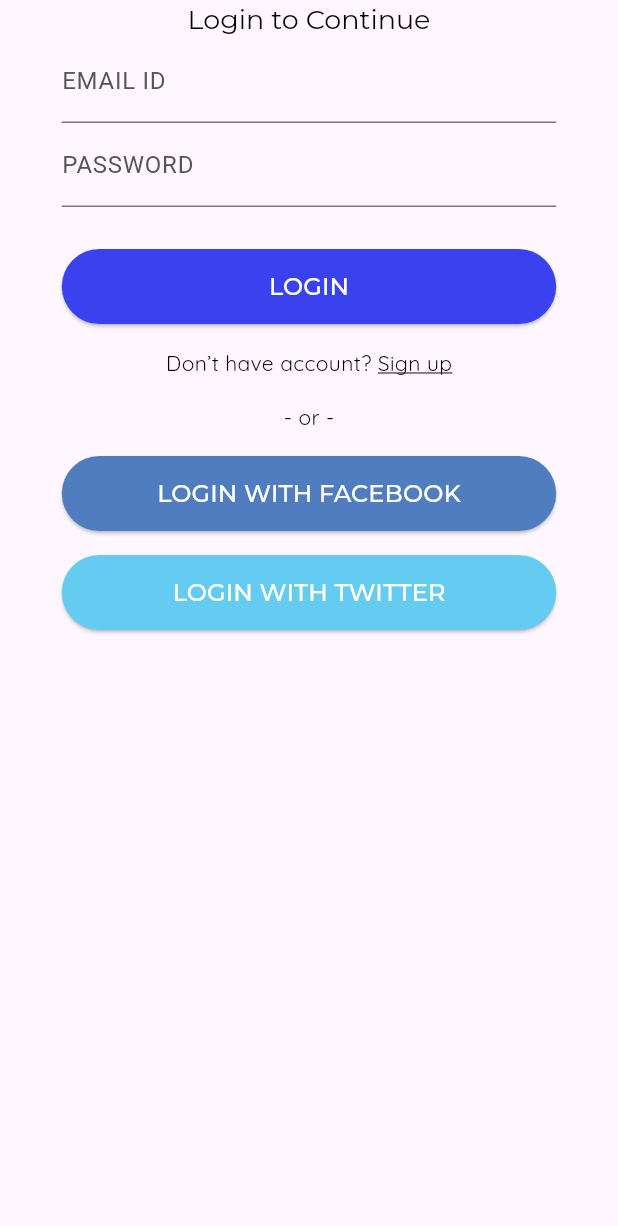
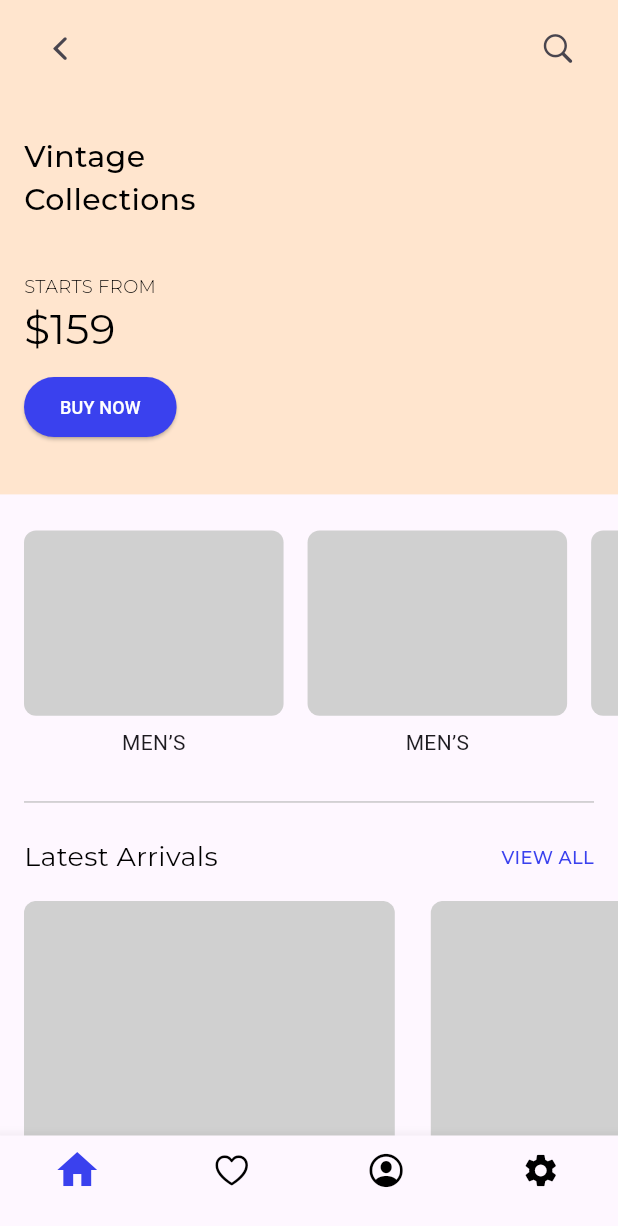
Before and after one commit to Hiwa-Shaloudegi/Tozno-Shop-UI, a Flutter app: the LoginForm widget shown alone on an empty page, opened directly, after a tap on "LOGIN", on a phone screen of 412 x 824 dp. Shown: the top 1226 px of the screen. Run offline on Flutter 3.47's test engine with Material 3 defaults, Android fonts, the phone set to English and light mode, and no system bars; our stand-ins replace flutter_bloc, google_fonts, smooth_page_indicator.

Commit message:
Add home view in MainWrapper

```diff
--- /dev/null
+++ b/lib/config/routes/app_pages.dart
@@ -0,0 +1,9 @@
+part of 'app_routes.dart';
+
+abstract class AppPages {
+  static const splash = 'splash/';
+  static const intro = 'intro/';
+  static const auth = 'auth/';
+  static const main = 'main/';
+  static const home = 'home/';
+}
--- /dev/null
+++ b/lib/config/routes/app_routes.dart
@@ -0,0 +1,23 @@
+import 'package:flutter/material.dart';
+import 'package:flutter_bloc/flutter_bloc.dart';
+import 'package:tozno/features/auth/auth_page.dart';
+import 'package:tozno/features/home/cubits/bottomnav_cubit.dart';
+import 'package:tozno/features/home/home_page.dart';
+import 'package:tozno/features/home/main_wrapper.dart';
+import 'package:tozno/features/intro/intro_page.dart';
+import 'package:tozno/features/splash/splash_page.dart';
+
+part 'app_pages.dart';
+
+abstract class AppRoutes {
+  static final Map<String, Widget Function(BuildContext)> routes = {
+    AppPages.splash: (context) => const SplashPage(),
+    AppPages.intro: (context) => const IntroPage(),
+    AppPages.auth: (context) => const AuthPage(),
+    AppPages.main: (context) => BlocProvider(
+          create: (context) => BottomNavCubit(),
+          child: const MainWrapper(),
+        ),
+    AppPages.home: (context) => const HomePage(),
+  };
+}
--- a/lib/features/auth/widgets/auth_view_toggle_button.dart
+++ b/lib/features/auth/widgets/auth_view_toggle_button.dart
@@ -17,10 +17,7 @@
 
   @override
   Widget build(BuildContext context) {
-    return GestureDetector(
-      onTap: onTap,
-      child: Container(
-        alignment: Alignment.center,
+    return Container(
       decoration: BoxDecoration(
         color: isSelected ? Colors.black : Colors.white,
         borderRadius: BorderRadius.only(
@@ -30,6 +27,18 @@
           topRight: isLeft ? Radius.zero : const Radius.circular(32),
         ),
       ),
+      child: Material(
+        color: Colors.transparent,
+        child: InkWell(
+          borderRadius: BorderRadius.only(
+            bottomLeft: isLeft ? const Radius.circular(32) : Radius.zero,
+            topLeft: isLeft ? const Radius.circular(32) : Radius.zero,
+            bottomRight: isLeft ? Radius.zero : const Radius.circular(32),
+            topRight: isLeft ? Radius.zero : const Radius.circular(32),
+          ),
+          // splashColor: Colors.red,
+          onTap: onTap,
+          child: Center(
             child: Text(
               text,
               style: GoogleFonts.montserrat(
@@ -41,6 +50,8 @@
               ),
             ),
           ),
+        ),
+      ),
     );
   }
 }
--- a/lib/features/auth/widgets/login_form.dart
+++ b/lib/features/auth/widgets/login_form.dart
@@ -1,5 +1,6 @@
 import 'package:flutter/material.dart';
 import 'package:google_fonts/google_fonts.dart';
+import 'package:tozno/config/routes/app_routes.dart';
 
 class LoginForm extends StatelessWidget {
   const LoginForm({super.key});
@@ -55,7 +56,13 @@
               ),
               const SizedBox(height: 28),
               ElevatedButton(
-                onPressed: () {},
+                onPressed: () {
+                  Navigator.pushNamedAndRemoveUntil(
+                    context,
+                    AppPages.main,
+                    (route) => false,
+                  );
+                },
                 style: ButtonStyle(
                   backgroundColor:
                       MaterialStateProperty.all(const Color(0xff3A41EE)),
@@ -83,9 +90,6 @@
                     style: GoogleFonts.quicksand(
                       textStyle: const TextStyle(
                         color: Colors.black,
-
-                        // fontSize: 18,
-                        // fontWeight: FontWeight.w500,
                       ),
                     ),
                   ),
@@ -95,9 +99,6 @@
                       textStyle: const TextStyle(
                         color: Colors.black,
                         decoration: TextDecoration.underline,
-
-                        // fontSize: 18,
-                        // fontWeight: FontWeight.w500,
                       ),
                     ),
                   ),
--- /dev/null
+++ b/lib/features/home/cubits/bottomnav_cubit.dart
@@ -0,0 +1,11 @@
+import 'package:flutter_bloc/flutter_bloc.dart';
+
+part 'bottomnav_state.dart';
+
+class BottomNavCubit extends Cubit<BottomNavState> {
+  BottomNavCubit() : super(BottomNavState(bottomNavItem: BottomNavItem.home));
+
+  void changeSelectedItem(BottomNavItem bottomNavItem) {
+    emit(state.copyWith(bottomNavItem: bottomNavItem));
+  }
+}
--- /dev/null
+++ b/lib/features/home/cubits/bottomnav_state.dart
@@ -0,0 +1,20 @@
+part of 'bottomnav_cubit.dart';
+
+enum BottomNavItem {
+  home,
+  fav,
+  profile,
+  setting,
+}
+
+class BottomNavState {
+  final BottomNavItem bottomNavItem;
+
+  BottomNavState({required this.bottomNavItem});
+
+  BottomNavState copyWith({BottomNavItem? bottomNavItem}) {
+    return BottomNavState(
+      bottomNavItem: bottomNavItem ?? this.bottomNavItem,
+    );
+  }
+}
--- /dev/null
+++ b/lib/features/home/home_page.dart
@@ -0,0 +1,278 @@
+import 'package:flutter/cupertino.dart';
+import 'package:flutter/material.dart';
+import 'package:google_fonts/google_fonts.dart';
+
+class HomePage extends StatefulWidget {
+  const HomePage({super.key});
+
+  @override
+  State<HomePage> createState() => _HomePageState();
+}
+
+class _HomePageState extends State<HomePage> {
+  @override
+  Widget build(BuildContext context) {
+    var size = MediaQuery.sizeOf(context);
+
+    return Scaffold(
+      body: SafeArea(
+        child: CustomScrollView(
+          slivers: [
+            SliverToBoxAdapter(
+              child: Container(
+                width: double.infinity,
+                height: size.height * 0.4,
+                decoration: const BoxDecoration(
+                  color: Color(0xffFFE5CE),
+                ),
+                child: Padding(
+                  padding: const EdgeInsets.symmetric(horizontal: 16),
+                  child: Column(
+                    crossAxisAlignment: CrossAxisAlignment.start,
+                    // mainAxisAlignment: MainAxisAlignment.spaceAround,
+                    children: [
+                      Padding(
+                        padding: const EdgeInsets.only(top: 8),
+                        child: Row(
+                          mainAxisAlignment: MainAxisAlignment.spaceBetween,
+                          children: [
+                            IconButton(
+                              onPressed: () {},
+                              icon: const Icon(
+                                CupertinoIcons.back,
+                              ),
+                            ),
+                            IconButton(
+                              onPressed: () {},
+                              icon: const Icon(
+                                CupertinoIcons.search,
+                              ),
+                            ),
+                          ],
+                        ),
+                      ),
+                      const Spacer(),
+                      Column(
+                        mainAxisSize: MainAxisSize.min,
+                        crossAxisAlignment: CrossAxisAlignment.start,
+                        children: [
+                          Text(
+                            'Vintage',
+                            style: GoogleFonts.montserrat(
+                              textStyle: const TextStyle(
+                                color: Colors.black,
+                                fontSize: 20,
+                                fontWeight: FontWeight.w500,
+                              ),
+                            ),
+                          ),
+                          Text(
+                            'Collections',
+                            style: GoogleFonts.montserrat(
+                              textStyle: const TextStyle(
+                                color: Colors.black,
+                                fontSize: 20,
+                                fontWeight: FontWeight.w500,
+                              ),
+                            ),
+                          ),
+                        ],
+                      ),
+                      const Spacer(),
+                      Column(
+                        mainAxisSize: MainAxisSize.min,
+                        crossAxisAlignment: CrossAxisAlignment.start,
+                        children: [
+                          Text(
+                            'STARTS FROM',
+                            style: GoogleFonts.montserrat(
+                              textStyle: const TextStyle(
+                                color: Colors.black,
+                                fontSize: 12,
+                                fontWeight: FontWeight.w300,
+                              ),
+                            ),
+                          ),
+                          Text(
+                            '\$159',
+                            style: GoogleFonts.montserrat(
+                              textStyle: const TextStyle(
+                                color: Colors.black,
+                                fontSize: 28,
+                              ),
+                            ),
+                          ),
+                          const SizedBox(height: 8),
+                          ElevatedButton(
+                            style: ButtonStyle(
+                              backgroundColor: MaterialStateProperty.all(
+                                  const Color(0xff3A41EE)),
+                              foregroundColor:
+                                  MaterialStateProperty.all(Colors.white),
+                              minimumSize: MaterialStateProperty.all(
+                                  const Size(100, 40)),
+                            ),
+                            onPressed: () {},
+                            child: const Text(
+                              'BUY NOW',
+                              style: TextStyle(
+                                fontSize: 12,
+                              ),
+                            ),
+                          ),
+                        ],
+                      ),
+                      const Spacer(),
+                    ],
+                  ),
+                ),
+              ),
+            ),
+            const SliverToBoxAdapter(child: SizedBox(height: 16)),
+            SliverToBoxAdapter(
+              child: SizedBox(
+                height: size.height * 0.21,
+                child: ListView.separated(
+                  scrollDirection: Axis.horizontal,
+                  itemCount: 3,
+                  padding: const EdgeInsets.symmetric(horizontal: 16),
+                  itemBuilder: (context, index) {
+                    return Column(
+                      children: [
+                        Container(
+                          width: size.height * 0.21,
+                          height: size.height * 0.15,
+                          margin: const EdgeInsets.symmetric(vertical: 8),
+                          decoration: BoxDecoration(
+                            color: const Color(0xffD0D0D0),
+                            borderRadius: BorderRadius.circular(8),
+                          ),
+                        ),
+                        const Text('MEN’S'),
+                      ],
+                    );
+                  },
+                  separatorBuilder: (context, index) =>
+                      const SizedBox(width: 16),
+                ),
+              ),
+            ),
+            const SliverToBoxAdapter(child: SizedBox(height: 8)),
+            const SliverToBoxAdapter(
+              child: Divider(
+                color: Color(0xffBABABA),
+                thickness: 0.8,
+                indent: 16,
+                endIndent: 16,
+              ),
+            ),
+            SliverToBoxAdapter(
+              child: Column(
+                children: [
+                  Padding(
+                    padding: const EdgeInsets.symmetric(
+                      horizontal: 16,
+                      vertical: 16,
+                    ),
+                    child: Row(
+                      mainAxisAlignment: MainAxisAlignment.spaceBetween,
+                      children: [
+                        Text(
+                          'Latest Arrivals',
+                          style: GoogleFonts.montserrat(
+                            textStyle: const TextStyle(
+                              color: Colors.black,
+                              fontSize: 18,
+                            ),
+                          ),
+                        ),
+                        Text(
+                          'VIEW ALL',
+                          style: GoogleFonts.montserrat(
+                            textStyle: const TextStyle(
+                              color: Color(0xff3A41EE),
+                              fontSize: 12,
+                              fontWeight: FontWeight.w500,
+                            ),
+                          ),
+                        ),
+                      ],
+                    ),
+                  ),
+                  Container(
+                    // color: Colors.deepPurple.shade50,
+                    height: size.height * 0.35,
+                    child: ListView.separated(
+                      padding: const EdgeInsets.symmetric(horizontal: 16),
+                      scrollDirection: Axis.horizontal,
+                      itemCount: 8,
+                      itemBuilder: (context, index) {
+                        return SizedBox(
+                          width: size.height * 0.3,
+                          child: Column(
+                            crossAxisAlignment: CrossAxisAlignment.start,
+                            children: [
+                              Container(
+                                height: size.height * 0.26,
+                                width: size.height * 0.3,
+                                decoration: BoxDecoration(
+                                  color: const Color(0xffD0D0D0),
+                                  borderRadius: BorderRadius.circular(8),
+                                ),
+                              ),
+                              const SizedBox(height: 12),
+                              Row(
+                                mainAxisAlignment:
+                                    MainAxisAlignment.spaceBetween,
+                                children: [
+                                  Column(
+                                    crossAxisAlignment:
+                                        CrossAxisAlignment.start,
+                                    children: [
+                                      Text(
+                                        'Minimal T-Shirt',
+                                        style: GoogleFonts.montserrat(
+                                          textStyle: const TextStyle(
+                                            color: Colors.black,
+                                            fontSize: 16,
+                                          ),
+                                        ),
+                                      ),
+                                      Text(
+                                        '\$235.00',
+                                        style: GoogleFonts.montserrat(
+                                          textStyle: const TextStyle(
+                                            color: Color(0xff3A41EE),
+                                            fontSize: 14,
+                                          ),
+                                        ),
+                                      ),
+                                    ],
+                                  ),
+                                  IconButton(
+                                    onPressed: () {},
+                                    icon: const Icon(
+                                      CupertinoIcons.shopping_cart,
+                                      size: 28,
+                                    ),
+                                  ),
+                                ],
+                              ),
+                            ],
+                          ),
+                        );
+                      },
+                      separatorBuilder: (context, index) =>
+                          const SizedBox(width: 24),
+                    ),
+                  ),
+                ],
+              ),
+            ),
+            const SliverToBoxAdapter(child: SizedBox(height: 40)),
+          ],
+        ),
+      ),
+    );
+  }
+}
--- /dev/null
+++ b/lib/features/home/main_wrapper.dart
@@ -0,0 +1,66 @@
+import 'package:flutter/cupertino.dart';
+import 'package:flutter/material.dart';
+import 'package:flutter_bloc/flutter_bloc.dart';
+import 'package:tozno/features/home/cubits/bottomnav_cubit.dart';
+import 'package:tozno/features/home/home_page.dart';
+
+class MainWrapper extends StatelessWidget {
+  const MainWrapper({super.key});
+
+  static final List<Widget> _pages = [
+    HomePage(),
+    Container(color: Colors.amber),
+    Container(color: Colors.blue),
+    Container(color: Colors.purple),
+    Container(color: Colors.green),
+  ];
+
+  @override
+  Widget build(BuildContext context) {
+    return BlocBuilder<BottomNavCubit, BottomNavState>(
+      builder: (context, state) {
+        return Scaffold(
+          bottomNavigationBar: BottomNavigationBar(
+            type: BottomNavigationBarType.fixed,
+            currentIndex: state.bottomNavItem.index,
+            selectedIconTheme: const IconThemeData(
+              color: Color(0xff3A41EE),
+              size: 32,
+            ),
+            unselectedIconTheme: const IconThemeData(
+              color: Colors.black,
+              size: 26,
+            ),
+            onTap: (index) {
+              context
+                  .read<BottomNavCubit>()
+                  .changeSelectedItem(BottomNavItem.values[index]);
+            },
+            items: const [
+              BottomNavigationBarItem(
+                icon: Icon(Icons.home),
+                label: '',
+              ),
+              BottomNavigationBarItem(
+                icon: Icon(CupertinoIcons.heart),
+                label: '',
+              ),
+              BottomNavigationBarItem(
+                icon: Icon(CupertinoIcons.profile_circled),
+                label: '',
+              ),
+              BottomNavigationBarItem(
+                icon: Icon(Icons.settings),
+                label: '',
+              ),
+            ],
+          ),
+          body: IndexedStack(
+            index: state.bottomNavItem.index,
+            children: _pages,
+          ),
+        );
+      },
+    );
+  }
+}
--- a/lib/features/intro/intro_page.dart
+++ b/lib/features/intro/intro_page.dart
@@ -1,9 +1,8 @@
 import 'package:flutter/material.dart';
 import 'package:google_fonts/google_fonts.dart';
 import 'package:smooth_page_indicator/smooth_page_indicator.dart';
+import 'package:tozno/config/routes/app_routes.dart';
 import 'package:tozno/features/intro/widgets/intro_item_view.dart';
-
-import '../auth/auth_page.dart';
 
 class IntroPage extends StatefulWidget {
   const IntroPage({super.key});
@@ -77,11 +76,9 @@
                   children: [
                     ElevatedButton(
                       onPressed: () {
-                        Navigator.pushAndRemoveUntil(
+                        Navigator.pushNamedAndRemoveUntil(
                           context,
-                          MaterialPageRoute(
-                            builder: (context) => const AuthPage(),
-                          ),
+                          AppPages.auth,
                           (route) => false,
                         );
                       },
@@ -142,11 +139,9 @@
                             curve: Curves.easeInOut,
                           );
                         } else {
-                          Navigator.pushAndRemoveUntil(
+                          Navigator.pushNamedAndRemoveUntil(
                             context,
-                            MaterialPageRoute(
-                              builder: (context) => const AuthPage(),
-                            ),
+                            AppPages.auth,
                             (route) => false,
                           );
                         }
--- a/lib/features/splash/splash_page.dart
+++ b/lib/features/splash/splash_page.dart
@@ -1,7 +1,6 @@
 import 'package:flutter/material.dart';
 import 'package:google_fonts/google_fonts.dart';
-
-import '../intro/intro_page.dart';
+import 'package:tozno/config/routes/app_routes.dart';
 
 class SplashPage extends StatefulWidget {
   const SplashPage({super.key});
@@ -14,12 +13,7 @@
   @override
   void initState() {
     Future.delayed(const Duration(milliseconds: 2500)).then(
-      (value) => Navigator.push(
-        context,
-        MaterialPageRoute(
-          builder: (context) => const IntroPage(),
-        ),
-      ),
+      (value) => Navigator.pushNamed(context, AppPages.intro),
     );
     super.initState();
   }
--- a/lib/main.dart
+++ b/lib/main.dart
@@ -1,6 +1,5 @@
 import 'package:flutter/material.dart';
-
-import 'features/splash/splash_page.dart';
+import 'package:tozno/config/routes/app_routes.dart';
 
 void main() {
   runApp(const MyApp());
@@ -18,7 +17,8 @@
         colorScheme: ColorScheme.fromSeed(seedColor: Colors.deepPurple),
         useMaterial3: true,
       ),
-      home: const SplashPage(),
+      initialRoute: AppPages.splash,
+      routes: AppRoutes.routes,
     );
   }
 }
```
Lines whose indentation alone changed are shown as unchanged.
